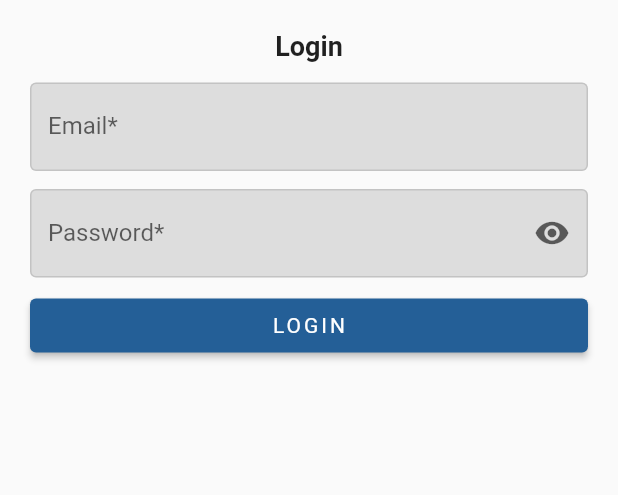
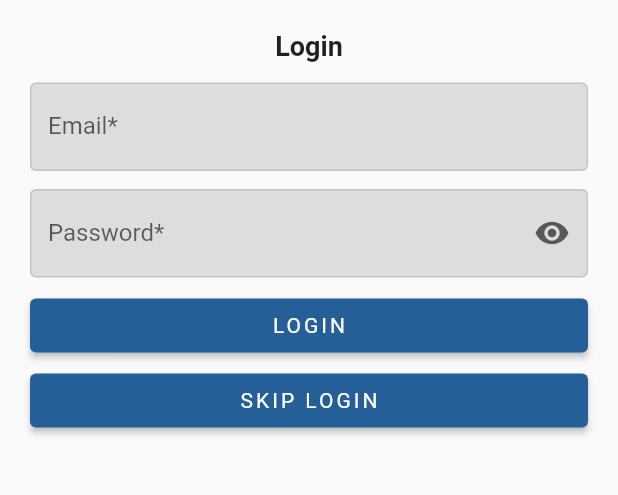
Before and after one commit to HasithaAthukorala/flutter-clean-architecture-sample, a Flutter app: the screen it shows after launch, on a phone screen of 412 x 824 dp, the part 231-726 px from its top. Run offline on Flutter 3.47's test engine with Material 2 defaults, Android fonts, the phone set to English and light mode, and no system bars; our stand-ins replace bloc, chopper, dartz, data_connection_checker, equatable, flutter_bloc and 2 more; generated files the repository leaves out were written again.

Commit message:
Add skip login button

```diff
--- a/lib/screens/login/presentation/blocs/user_login/user_login_bloc.dart
+++ b/lib/screens/login/presentation/blocs/user_login/user_login_bloc.dart
@@ -42,6 +42,8 @@ class UserLoginBloc extends Bloc<UserLoginEvent, UserLoginState> {
       }, (success) async* {
         yield LoggedState(login: Login(token: success.token));
       });
+    } else if (event is SkipLoginEvent) {
+      yield LoggedState(login: Login(token: "111111111111111111111111"));
     }
   }
 }
--- a/lib/screens/login/presentation/blocs/user_login/user_login_event.dart
+++ b/lib/screens/login/presentation/blocs/user_login/user_login_event.dart
@@ -14,3 +14,5 @@ class LoginEvent extends UserLoginEvent {
 
   LoginEvent(this.email, this.password);
 }
+
+class SkipLoginEvent extends UserLoginEvent {}
--- a/lib/screens/login/presentation/page/login.dart
+++ b/lib/screens/login/presentation/page/login.dart
@@ -52,9 +52,9 @@ class _LoginPageState extends State<LoginPage> {
       child: Scaffold(
         key: _scaffoldKey,
         body: AnnotatedRegion<SystemUiOverlayStyle>(
-            value: SystemUiOverlayStyle.dark.copyWith(
-              statusBarColor: CustomColor.statusBarColor,
-            ),
+          value: SystemUiOverlayStyle.dark.copyWith(
+            statusBarColor: CustomColor.statusBarColor,
+          ),
           child: _buildBody(context),
         ),
       ),
@@ -88,6 +88,14 @@ class _LoginPageState extends State<LoginPage> {
                 width: double.infinity,
                 height: 36,
                 child: _buildLoginButton(),
+              ),
+              Padding(
+                padding: EdgeInsets.only(top: 14),
+              ),
+              Container(
+                width: double.infinity,
+                height: 36,
+                child: _buildSkipLoginButton(),
               ),
             ],
           ),
@@ -160,6 +168,50 @@ class _LoginPageState extends State<LoginPage> {
             },
             child: Text(
               "LOGIN",
+              style: CustomTheme.mainTheme.textTheme.button,
+            ),
+          );
+        } else if (state is LoadingState) {
+          WidgetsBinding.instance.addPostFrameCallback((_) {
+            _snackBar.hideAll();
+            _snackBar.showLoadingSnackBar();
+          });
+          return Container();
+        }
+        return Container();
+      },
+    );
+  }
+
+  BlocBuilder _buildSkipLoginButton() {
+    return BlocBuilder<UserLoginBloc, UserLoginState>(
+      condition: (prevState, currState) {
+        if (currState is LoggedState) {
+          _snackBar.hideAll();
+          Navigator.pushNamedAndRemoveUntil(context, HOME_ROUTE, (r) => false);
+        }
+        return !(currState is LoggedState);
+      },
+      builder: (context, state) {
+        if (state is NotLoggedState || state is ErrorState) {
+          if (state is ErrorState) {
+            WidgetsBinding.instance.addPostFrameCallback((_) {
+              _snackBar.hideAll();
+              _snackBar.showErrorSnackBar(state.message);
+            });
+          }
+          return RaisedButton(
+            shape: RoundedRectangleBorder(
+              borderRadius: new BorderRadius.circular(4.0),
+            ),
+            color: CustomColor.logoBlue,
+            onPressed: () {
+              BlocProvider.of<UserLoginBloc>(context).add(
+                SkipLoginEvent(),
+              );
+            },
+            child: Text(
+              "SKIP LOGIN",
               style: CustomTheme.mainTheme.textTheme.button,
             ),
           );
```
Also changed, not shown: lib/domain/entities/UserLogin.dart (deleted, +0 -12 lines), 1 other file.
